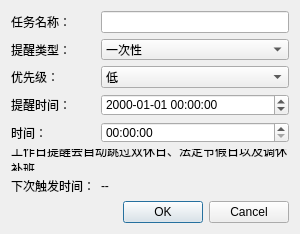
Old version of the form src/reminderedit.ui in the repository SwartzMss/EasyNotify.
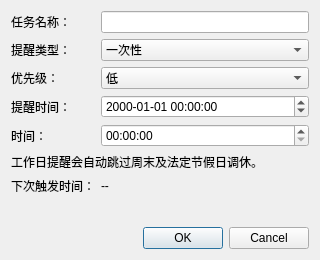
New version of the form.

What changed in the file:
```diff
--- a/src/reminderedit.ui
+++ b/src/reminderedit.ui
@@ -6,8 +6,8 @@
    <rect>
     <x>0</x>
     <y>0</y>
-    <width>300</width>
-    <height>200</height>
+    <width>320</width>
+    <height>260</height>
    </rect>
   </property>
   <property name="windowTitle">
@@ -112,7 +112,7 @@
         <bool>false</bool>
        </property>
        <property name="text">
-        <string>工作日提醒会自动跳过双休日、法定节假日以及调休补班。</string>
+        <string>工作日提醒会自动跳过周末及法定节假日调休。</string>
        </property>
        <property name="wordWrap">
         <bool>true</bool>
```
